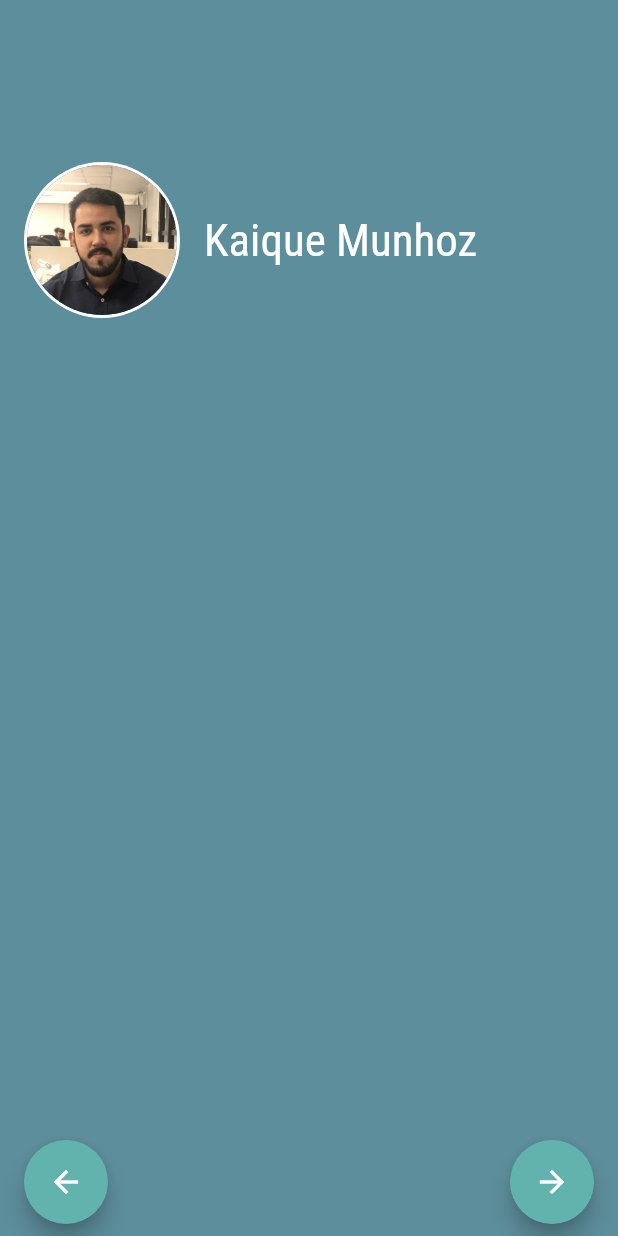
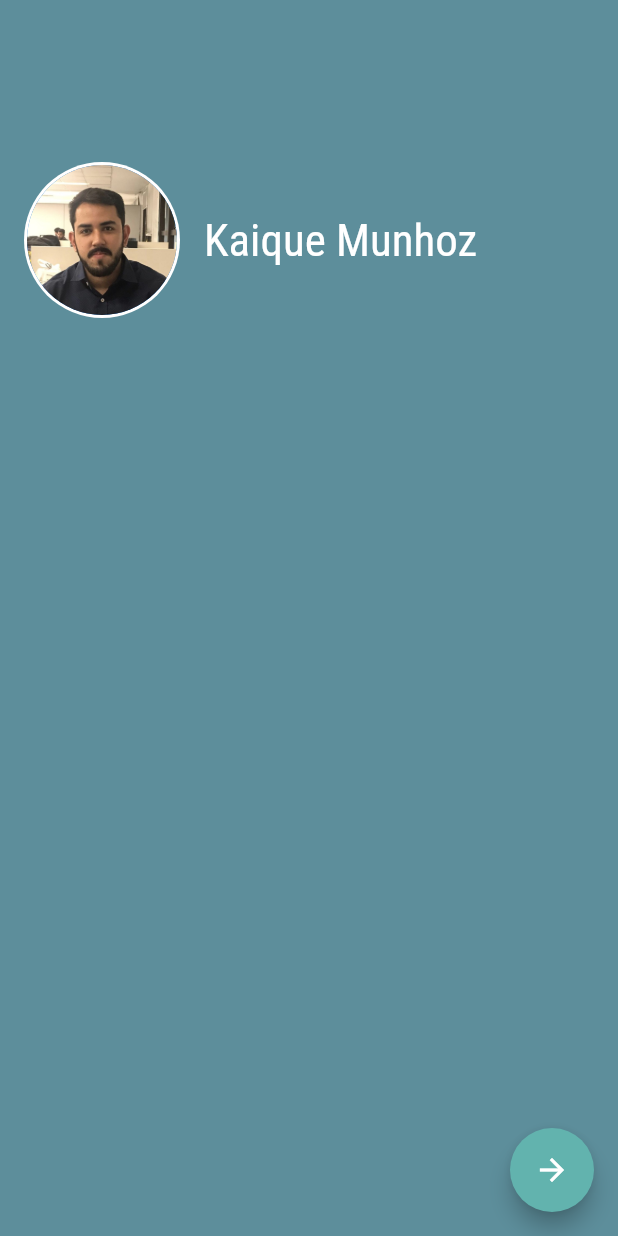
Before and after one commit to KaiqueMunhoz/apresentacao-flutter, a Flutter app: the AboutMe screen opened by its route, on a phone screen of 412 x 824 dp. Run offline on Flutter 3.47's test engine with Material 2 defaults, Android fonts, the phone set to English and light mode, and no system bars; our stand-ins replace flare_flutter.

Commit message:
feat: Remove FloatingActionButton to remove experiences

```diff
--- a/apresentacao/lib/src/features/about_me/presentation/pages/about_me.dart
+++ b/apresentacao/lib/src/features/about_me/presentation/pages/about_me.dart
@@ -42,27 +42,14 @@ class _AboutMeState extends State<AboutMe> {
                 )
               ],
             ),
-            Row(
-              mainAxisAlignment: MainAxisAlignment.spaceBetween,
-              children: [
-                FloatingActionButton(
-                  key: const Key('arrow_back'),
-                  onPressed: () {},
-                  child: const Icon(Icons.arrow_back),
-                  heroTag: null,
-                  backgroundColor: const Color(0xFF62B3AE),
-                ),
-                FloatingActionButton(
-                  key: const Key('arrow_forward'),
-                  onPressed: _addItem,
-                  child: const Icon(Icons.arrow_forward),
-                  heroTag: null,
-                  backgroundColor: const Color(0xFF62B3AE),
-                ),
-              ],
-            )
           ],
         ),
+      ),
+      floatingActionButton: FloatingActionButton(
+        key: const Key('arrow_forward'),
+        onPressed: _addItem,
+        child: const Icon(Icons.arrow_forward),
+        backgroundColor: const Color(0xFF62B3AE),
       ),
     );
   }
```
